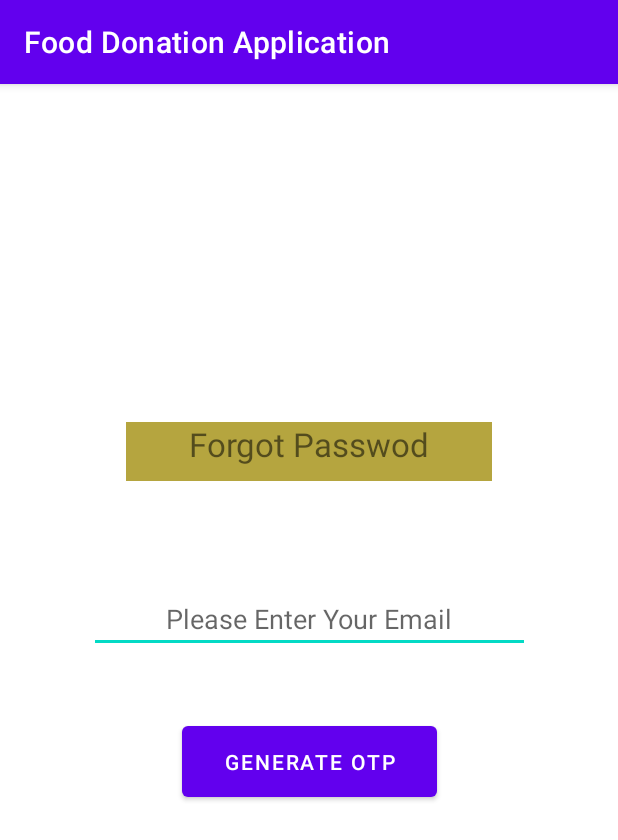
After one commit to Yashjain323/Food-Donation-App, an Android app: the ForgotPassword screen opened directly, with no data from a screen before it, on a phone screen of 412 x 824 dp. The commit adds this screen. Shown: the top 840 px of the screen. Run offline under Robolectric (Android 15) with nearby library versions, the phone set to English and light mode, and no system bars.

Commit message:
Forgot Password Page Made

```diff
--- a/app/src/main/AndroidManifest.xml
+++ b/app/src/main/AndroidManifest.xml
@@ -9,7 +9,10 @@
         android:roundIcon="@mipmap/ic_launcher_round"
         android:supportsRtl="true"
         android:theme="@style/Theme.FoodDonationApplication">
-        <activity android:name=".DonatorProfile"></activity>
+        <activity
+            android:name=".ForgotPassword"
+            android:exported="true" />
+        <activity android:name=".DonatorProfile" />
         <activity android:name=".MainActivity">
             <intent-filter>
                 <action android:name="android.intent.action.MAIN" />
--- /dev/null
+++ b/app/src/main/java/com/yash/fooddonationapplication/ForgotPassword.java
@@ -0,0 +1,14 @@
+package com.yash.fooddonationapplication;
+
+import androidx.appcompat.app.AppCompatActivity;
+
+import android.os.Bundle;
+
+public class ForgotPassword extends AppCompatActivity {
+
+    @Override
+    protected void onCreate(Bundle savedInstanceState) {
+        super.onCreate(savedInstanceState);
+        setContentView(R.layout.activity_forgot_password);
+    }
+}
--- /dev/null
+++ b/app/src/main/res/layout/activity_forgot_password.xml
@@ -0,0 +1,56 @@
+<?xml version="1.0" encoding="utf-8"?>
+<androidx.constraintlayout.widget.ConstraintLayout xmlns:android="http://schemas.android.com/apk/res/android"
+    xmlns:app="http://schemas.android.com/apk/res-auto"
+    xmlns:tools="http://schemas.android.com/tools"
+    android:layout_width="match_parent"
+    android:layout_height="match_parent"
+    tools:context=".ForgotPassword">
+
+    <TextView
+        android:id="@+id/textView2"
+        android:layout_width="244dp"
+        android:layout_height="39dp"
+        android:layout_marginStart="83dp"
+        android:layout_marginTop="143dp"
+        android:layout_marginEnd="83dp"
+        android:layout_marginBottom="421dp"
+        android:background="#B5A53F"
+        android:text="@string/forgot_passwod"
+        android:textAlignment="center"
+        android:textSize="22sp"
+        app:layout_constraintBottom_toBottomOf="parent"
+        app:layout_constraintEnd_toEndOf="parent"
+        app:layout_constraintStart_toStartOf="parent"
+        app:layout_constraintTop_toTopOf="parent" />
+
+    <EditText
+        android:id="@+id/forgotPasswordEmail"
+        android:layout_width="294dp"
+        android:layout_height="42dp"
+        android:layout_marginStart="83dp"
+        android:layout_marginTop="31dp"
+        android:layout_marginEnd="83dp"
+        android:layout_marginBottom="348dp"
+        android:ems="10"
+        android:hint="Please Enter Your Email"
+        android:inputType="textEmailAddress"
+        android:textAlignment="center"
+        app:layout_constraintBottom_toBottomOf="parent"
+        app:layout_constraintEnd_toEndOf="parent"
+        app:layout_constraintStart_toStartOf="parent"
+        app:layout_constraintTop_toBottomOf="@+id/textView2" />
+
+    <Button
+        android:id="@+id/button3"
+        android:layout_width="170dp"
+        android:layout_height="59dp"
+        android:layout_marginStart="121dp"
+        android:layout_marginTop="30dp"
+        android:layout_marginEnd="121dp"
+        android:layout_marginBottom="274dp"
+        android:text="Generate OTP"
+        app:layout_constraintBottom_toBottomOf="parent"
+        app:layout_constraintEnd_toEndOf="parent"
+        app:layout_constraintStart_toStartOf="parent"
+        app:layout_constraintTop_toBottomOf="@+id/forgotPasswordEmail" />
+</androidx.constraintlayout.widget.ConstraintLayout>
--- a/app/src/main/res/values/colors.xml
+++ b/app/src/main/res/values/colors.xml
@@ -7,4 +7,5 @@
     <color name="teal_700">#FF018786</color>
     <color name="black">#FF000000</color>
     <color name="white">#FFFFFFFF</color>
+    <color name="buttoncolor">#FFFFFFFF</color>
 </resources>
--- a/app/src/main/res/values/strings.xml
+++ b/app/src/main/res/values/strings.xml
@@ -1,3 +1,4 @@
 <resources>
     <string name="app_name">Food Donation Application</string>
+    <string name="forgot_passwod">Forgot Passwod</string>
 </resources>
```
